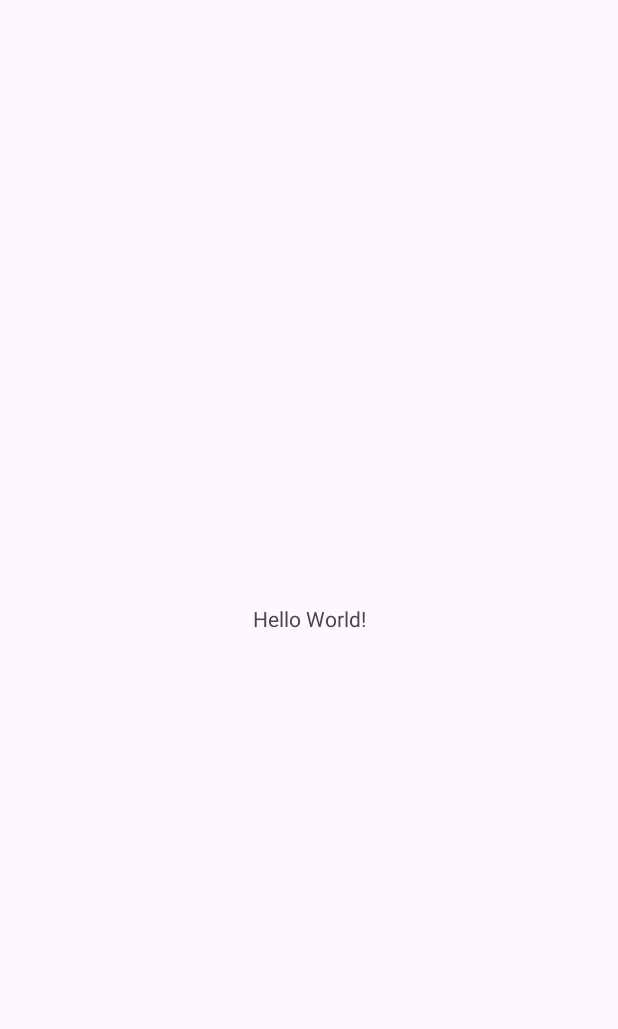
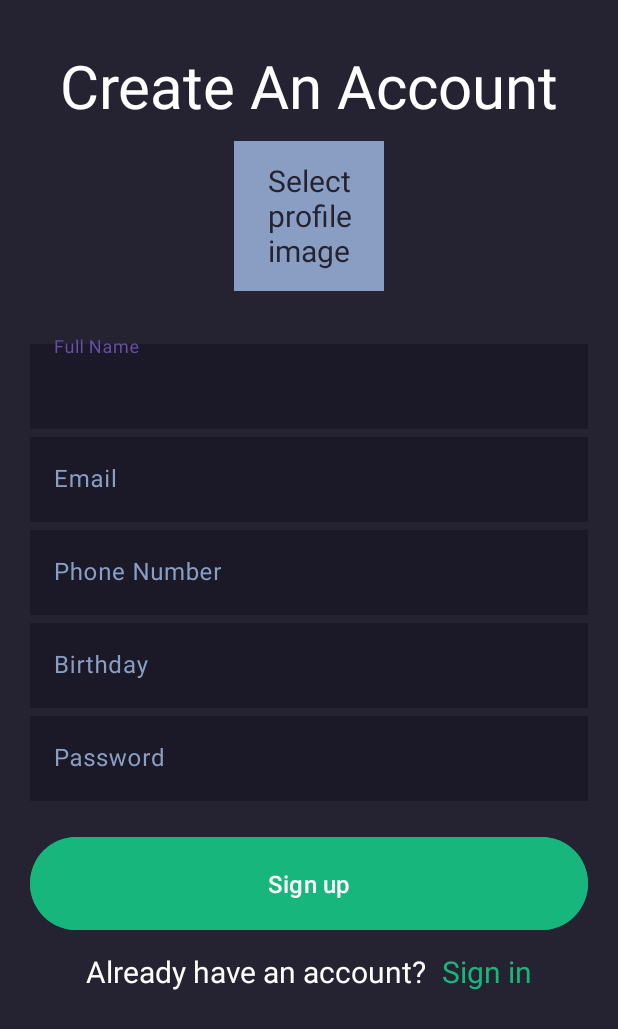
Before and after one commit to dhia619/Android-messaging-App, an Android app: the screen it shows after launch (MainActivity before the commit, SignUpActivity after it), on a phone screen of 412 x 824 dp. Before the commit the part shown is almost empty. Shown: the top 1029 px of the screen. Run offline under Robolectric (Android 15) with nearby library versions, the phone set to English and light mode, and no system bars.

Commit message:
sign up acitivity first try

```diff
--- a/app/build.gradle
+++ b/app/build.gradle
@@ -4,7 +4,7 @@ plugins {
 
 android {
     namespace 'com.example.messenger'
-    compileSdk 33
+    compileSdk 34
 
     defaultConfig {
         applicationId "com.example.messenger"
--- a/app/src/main/AndroidManifest.xml
+++ b/app/src/main/AndroidManifest.xml
@@ -14,6 +14,9 @@
         tools:targetApi="31">
         <activity
             android:name=".MainActivity"
+            android:exported="false" />
+        <activity
+            android:name=".SignUpActivity"
             android:exported="true">
             <intent-filter>
                 <action android:name="android.intent.action.MAIN" />
--- /dev/null
+++ b/app/src/main/java/com/example/messenger/SignUpActivity.java
@@ -0,0 +1,14 @@
+package com.example.messenger;
+
+import androidx.appcompat.app.AppCompatActivity;
+
+import android.os.Bundle;
+
+public class SignUpActivity extends AppCompatActivity {
+
+    @Override
+    protected void onCreate(Bundle savedInstanceState) {
+        super.onCreate(savedInstanceState);
+        setContentView(R.layout.activity_sign_up);
+    }
+}
--- a/app/src/main/res/layout/activity_main.xml
+++ b/app/src/main/res/layout/activity_main.xml
@@ -4,15 +4,4 @@
     xmlns:tools="http://schemas.android.com/tools"
     android:layout_width="match_parent"
     android:layout_height="match_parent"
-    tools:context=".MainActivity">
-
-    <TextView
-        android:layout_width="wrap_content"
-        android:layout_height="wrap_content"
-        android:text="Hello World!"
-        app:layout_constraintBottom_toBottomOf="parent"
-        app:layout_constraintEnd_toEndOf="parent"
-        app:layout_constraintStart_toStartOf="parent"
-        app:layout_constraintTop_toTopOf="parent" />
-
-</androidx.constraintlayout.widget.ConstraintLayout>
+    tools:context=".MainActivity"/>
--- /dev/null
+++ b/app/src/main/res/layout/activity_sign_up.xml
@@ -0,0 +1,188 @@
+<?xml version="1.0" encoding="utf-8"?>
+<androidx.constraintlayout.widget.ConstraintLayout xmlns:android="http://schemas.android.com/apk/res/android"
+    xmlns:app="http://schemas.android.com/apk/res-auto"
+    xmlns:tools="http://schemas.android.com/tools"
+    android:layout_width="match_parent"
+    android:layout_height="match_parent"
+    tools:context=".SignUpActivity"
+    android:background="@color/primary_dark">
+
+    <!-- Container -->
+    <LinearLayout
+        android:layout_width="match_parent"
+        android:layout_height="match_parent"
+        android:orientation="vertical"
+        android:paddingHorizontal="20dp"
+        android:paddingVertical="30dp">
+
+        <!--top frame-->
+
+        <LinearLayout
+            android:layout_width="match_parent"
+            android:layout_height="wrap_content"
+            android:orientation="vertical">
+            <TextView
+                android:layout_width="match_parent"
+                android:layout_height="wrap_content"
+                android:text="Create An Account"
+                android:textAlignment="center"
+                android:textColor="@color/white"
+                android:textSize="40dp" />
+
+            <!-- zone pour importation d'image de profile -->
+            <FrameLayout
+                android:layout_width="100dp"
+                android:layout_height="100dp"
+                android:textAlignment="center"
+                android:layout_gravity="center"
+                android:background="@color/placeholder_text_color"
+                android:layout_marginVertical="10dp">
+                <TextView
+                    android:layout_width="match_parent"
+                    android:layout_height="match_parent"
+                    android:text="Select profile image"
+                    android:textAlignment="center"
+                    android:gravity="center_vertical"
+                    android:textSize="20dp"
+                    android:layout_marginVertical="10dp"
+                    android:textColor="@color/primary_dark"/>
+                <ImageView
+                    android:id="@+id/imageView"
+                    android:layout_width="match_parent"
+                    android:layout_height="wrap_content" />
+            </FrameLayout>
+        </LinearLayout>
+
+        <!-- form frame -->
+
+        <LinearLayout
+            android:layout_width="match_parent"
+            android:layout_height="wrap_content"
+            android:orientation="vertical"
+            android:layout_marginVertical="20dp">
+            <com.google.android.material.textfield.TextInputLayout
+                android:id="@+id/fullnameFieldLayout"
+                android:layout_width="match_parent"
+                android:layout_height="wrap_content"
+                android:hint="Full Name"
+                android:textColorHint="@color/placeholder_text_color">
+
+                <com.google.android.material.textfield.TextInputEditText
+                    android:id="@+id/fullnameField"
+                    android:layout_width="match_parent"
+                    android:layout_height="wrap_content"
+                    android:background="@color/input_background"
+                    android:textColor="@color/white"/>
+
+
+            </com.google.android.material.textfield.TextInputLayout>
+            <com.google.android.material.textfield.TextInputLayout
+                android:id="@+id/emailFieldLayout"
+                android:layout_width="match_parent"
+                android:layout_height="wrap_content"
+                android:hint="Email"
+                android:textColorHint="@color/placeholder_text_color">
+
+                <com.google.android.material.textfield.TextInputEditText
+                    android:id="@+id/emailField"
+                    android:layout_width="match_parent"
+                    android:layout_height="wrap_content"
+                    android:background="@color/input_background"
+                    android:textColor="@color/white"
+                    android:inputType="textEmailAddress" />
+
+
+            </com.google.android.material.textfield.TextInputLayout>
+            <com.google.android.material.textfield.TextInputLayout
+                android:id="@+id/phoneFieldLayout"
+                android:layout_width="match_parent"
+                android:layout_height="wrap_content"
+                android:hint="Phone Number"
+                android:textColorHint="@color/placeholder_text_color">
+
+                <com.google.android.material.textfield.TextInputEditText
+                    android:id="@+id/phoneField"
+                    android:layout_width="match_parent"
+                    android:layout_height="wrap_content"
+                    android:background="@color/input_background"
+                    android:textColor="@color/white"
+                    android:inputType="phone" />
+
+
+            </com.google.android.material.textfield.TextInputLayout>
+            <com.google.android.material.textfield.TextInputLayout
+                android:id="@+id/brthFieldLayout"
+                android:layout_width="match_parent"
+                android:layout_height="wrap_content"
+                android:hint="Birthday"
+                android:textColorHint="@color/placeholder_text_color">
+
+                <com.google.android.material.textfield.TextInputEditText
+                    android:id="@+id/brthField"
+                    android:layout_width="match_parent"
+                    android:layout_height="wrap_content"
+                    android:background="@color/input_background"
+                    android:textColor="@color/white"
+                    android:inputType="date" />
+
+
+            </com.google.android.material.textfield.TextInputLayout>
+            <com.google.android.material.textfield.TextInputLayout
+                android:id="@+id/pwdFieldLayout"
+                android:layout_width="match_parent"
+                android:layout_height="wrap_content"
+                android:hint="Password"
+                android:textColorHint="@color/placeholder_text_color">
+
+                <com.google.android.material.textfield.TextInputEditText
+                    android:id="@+id/pwdField"
+                    android:layout_width="match_parent"
+                    android:layout_height="wrap_content"
+                    android:background="@color/input_background"
+                    android:textColor="@color/white"
+                    android:inputType="textPassword"/>
+
+
+            </com.google.android.material.textfield.TextInputLayout>
+        </LinearLayout>
+
+        <!-- bottom frame -->
+
+        <LinearLayout
+            android:layout_width="match_parent"
+            android:layout_height="wrap_content"
+            android:orientation="vertical">
+            <Button
+                android:layout_width="match_parent"
+                android:layout_height="wrap_content"
+                android:padding="20dp"
+                android:text="Sign up"
+                android:textSize="16dp"
+                android:backgroundTint="@color/primary_green" />
+            <!-- alternative color text -->
+            <LinearLayout
+                android:layout_width="wrap_content"
+                android:layout_height="wrap_content"
+                android:layout_gravity="center_horizontal"
+                android:layout_marginVertical="10dp">
+                <TextView
+                    android:layout_width="wrap_content"
+                    android:layout_height="wrap_content"
+                    android:text="Already have an account?"
+                    android:textColor="@color/white"
+                    android:textSize="20dp"/>
+                <TextView
+                    android:layout_width="match_parent"
+                    android:layout_height="wrap_content"
+                    android:text="Sign in"
+                    android:textColor="@color/primary_green"
+                    android:textSize="20dp"
+                    android:layout_marginLeft="10dp"/>
+            </LinearLayout>
+
+        </LinearLayout>
+
+
+    </LinearLayout>
+
+</androidx.constraintlayout.widget.ConstraintLayout>
--- a/app/src/main/res/values/colors.xml
+++ b/app/src/main/res/values/colors.xml
@@ -2,4 +2,8 @@
 <resources>
     <color name="black">#FF000000</color>
     <color name="white">#FFFFFFFF</color>
+    <color name="primary_green">#17B67C</color>
+    <color name="primary_dark">#252331</color>
+    <color name="placeholder_text_color">#8A9EC3</color>
+    <color name="input_background">#1B1927</color>
 </resources>
```
